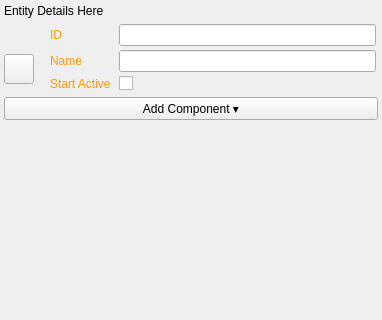
Before: the Qt Designer form dev/Code/Framework/AzToolsFramework/AzToolsFramework/UI/PropertyEditor/EntityPropertyEditor.ui in aws/lumberyard, drawn with Qt 5; both pictures show x 0 to 382 and y 0 to 320 of the 382 by 719 pixel window.
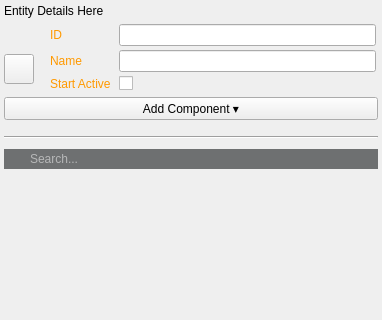
After: the same form once the commit is applied. Icons and pictures are not drawn. Custom widgets are drawn as their Qt base class.

What changed in the file:
```diff
--- a/dev/Code/Framework/AzToolsFramework/AzToolsFramework/UI/PropertyEditor/EntityPropertyEditor.ui
+++ b/dev/Code/Framework/AzToolsFramework/AzToolsFramework/UI/PropertyEditor/EntityPropertyEditor.ui
@@ -293,6 +293,9 @@
        <property name="topMargin">
         <number>0</number>
        </property>
+       <property name="bottomMargin">
+        <number>12</number>
+       </property>
        <item>
         <widget class="QPushButton" name="m_addComponentButton">
          <property name="text">
@@ -302,6 +305,75 @@
        </item>
       </layout>
      </item>
+     <item>
+      <widget class="Line" name="line">
+       <property name="orientation">
+        <enum>Qt::Horizontal</enum>
+       </property>
+      </widget>
+     </item>
+     <item>
+      <layout class="QHBoxLayout" name="m_horizontalLayout_search">
+       <property name="spacing">
+        <number>0</number>
+       </property>
+       <property name="topMargin">
+        <number>6</number>
+       </property>
+       <property name="bottomMargin">
+        <number>6</number>
+       </property>
+       <item>
+        <widget class="QLineEdit" name="m_entitySearchBox">
+         <property name="styleSheet">
+          <string notr="true">
+                  selection-background-color: rgb(233, 99, 0);
+                  background: #6e7071;
+                  background-image: url(:/AssetBrowser/Resources/search.png);
+                  background-repeat: no-repeat;
+                  background-position: left;
+                  padding: 2 2 2 24;
+                  color: rgb(255, 255, 255);
+                </string>
+         </property>
+         <property name="frame">
+          <bool>false</bool>
+         </property>
+         <property name="placeholderText">
+          <string>Search...</string>
+         </property>
+        </widget>
+       </item>
+       <item>
+        <widget class="QPushButton" name="m_buttonClearFilter">
+         <property name="sizePolicy">
+          <sizepolicy hsizetype="Minimum" vsizetype="Minimum">
+           <horstretch>0</horstretch>
+           <verstretch>0</verstretch>
+          </sizepolicy>
+         </property>
+         <property name="maximumSize">
+          <size>
+           <width>16777215</width>
+           <height>25</height>
+          </size>
+         </property>
+         <property name="styleSheet">
+          <string notr="true">
+                  border: none;
+                  background: #6e7071;
+                </string>
+         </property>
+         <property name="text">
+          <string/>
+         </property>
+         <property name="flat">
+          <bool>false</bool>
+         </property>
+        </widget>
+       </item>
+      </layout>
+     </item>
      <item>
       <spacer name="horizontalSpacer">
        <property name="orientation">
@@ -331,9 +403,6 @@
      <property name="lineWidth">
       <number>0</number>
      </property>
-     <property name="sizeAdjustPolicy">
-      <enum>QAbstractScrollArea::AdjustToContents</enum>
-     </property>
      <property name="widgetResizable">
       <bool>true</bool>
      </property>
@@ -343,7 +412,7 @@
         <x>0</x>
         <y>0</y>
         <width>382</width>
-        <height>603</height>
+        <height>530</height>
        </rect>
       </property>
       <property name="sizePolicy">
```
Left out of the diff: 48 changed lines with no effect on the pictures.
